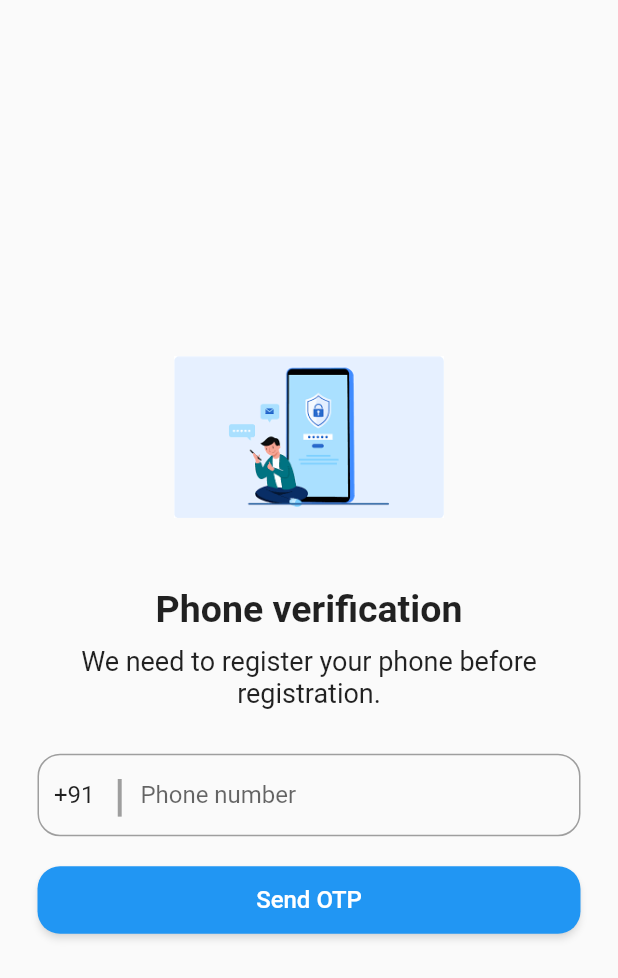
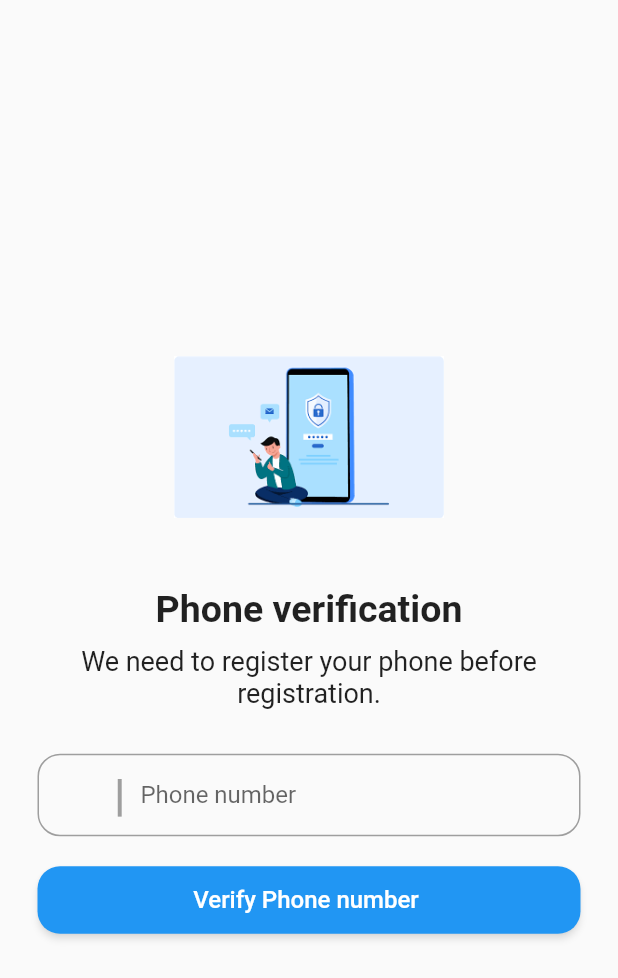
Before and after one commit to kirtijangid/Phone_Auth, a Flutter app: the screen it shows after launch, after a tap on "Send OTP", on a phone screen of 412 x 824 dp. Shown: the top 978 px of the screen. Run offline on Flutter 3.47's test engine with Material 2 defaults, Android fonts, the phone set to English and light mode, and no system bars.

Commit message:
adding navigation

```diff
--- a/lib/main.dart
+++ b/lib/main.dart
@@ -6,8 +6,8 @@ void main() {
   runApp( MaterialApp(
    initialRoute: 'phone',
     routes: {
-      'phone': (context) => const PhonePage1(),
-      'otp': (context) => const OTP(),
+      'phone': (context) =>  PhonePage1(),
+      'otp': (context) =>  OTP(),
 
     },
   ));
--- a/lib/otp.dart
+++ b/lib/otp.dart
@@ -8,8 +8,100 @@ class OTP extends StatefulWidget {
 }
 
 class _OTPState extends State<OTP> {
+
+
   @override
   Widget build(BuildContext context) {
-    return Scaffold();
+    return Scaffold(
+      body: Container(
+        margin: EdgeInsets.only(left: 25, right: 25),
+        alignment: Alignment.center,
+        child: Column(
+          mainAxisAlignment: MainAxisAlignment.center,
+          children: [
+            Image.asset(
+              'assets/auth_otp.png',
+              width: 180,
+              height: 180,
+            ),
+            SizedBox(
+              height: 10,
+            ),
+            Text(
+              'Phone verification',
+              style: TextStyle(
+                fontSize: 25,
+                fontWeight: FontWeight.bold,
+              ),
+            ),
+            SizedBox(
+              height: 10,
+            ),
+            Text(
+              'We need to register your phone before registration.',
+              style: TextStyle(
+                fontSize: 18,
+              ),
+              textAlign: TextAlign.center,
+            ),
+            SizedBox(
+              height: 30,
+            ),
+            Container(
+              height: 55,
+              decoration: BoxDecoration(
+                border: Border.all(width: 1, color: Colors.grey),
+                borderRadius: BorderRadius.circular(15),
+              ),
+              child: Row(
+                children: [
+                  SizedBox(width: 10),
+                  SizedBox(
+                    width: 40,
+                    child: TextField(
+
+                      decoration: InputDecoration(border: InputBorder.none),
+                    ),
+                  ),
+                  Text(
+                    '|',
+                    style: TextStyle(
+                        fontSize: 30,
+                        fontWeight: FontWeight.w600,
+                        color: Colors.grey),
+                  ),
+                  SizedBox(
+                    width: 10,
+                  ),
+                  Expanded(
+                    child: TextField(
+                      decoration: InputDecoration(
+                          border: InputBorder.none, hintText: 'Phone number'),
+                    ),
+                  )
+                ],
+              ),
+            ),
+            SizedBox(height: 20,),
+            SizedBox(
+              height: 45,
+              width: double.infinity,
+              child: ElevatedButton(
+                onPressed: () {},
+                child: Text(
+                  'Verify Phone number ',
+                  style: TextStyle(fontSize: 16),
+                ),
+                style: ElevatedButton.styleFrom(
+                  shape: RoundedRectangleBorder(
+                      borderRadius: BorderRadius.circular(15)),
+                  shadowColor: Colors.black54,
+                ),
+              ),
+            ),
+          ],
+        ),
+      ),
+    );
   }
 }
--- a/lib/pg1_phone.dart
+++ b/lib/pg1_phone.dart
@@ -8,9 +8,8 @@ class PhonePage1 extends StatefulWidget {
 }
 
 class _PhonePage1State extends State<PhonePage1> {
-
-TextEditingController countrycode= TextEditingController();
-@override
+  TextEditingController countrycode = TextEditingController();
+  @override
   void initState() {
     // TODO: implement initState
     countrycode.text = '+91';
@@ -89,12 +88,16 @@ TextEditingController countrycode= TextEditingController();
                 ],
               ),
             ),
-            SizedBox(height: 20,),
+            SizedBox(
+              height: 20,
+            ),
             SizedBox(
               height: 45,
               width: double.infinity,
               child: ElevatedButton(
-                onPressed: () {},
+                onPressed: () {
+                  Navigator.popAndPushNamed(context, 'otp');
+                },
                 child: Text(
                   'Send OTP',
                   style: TextStyle(fontSize: 16),
```
